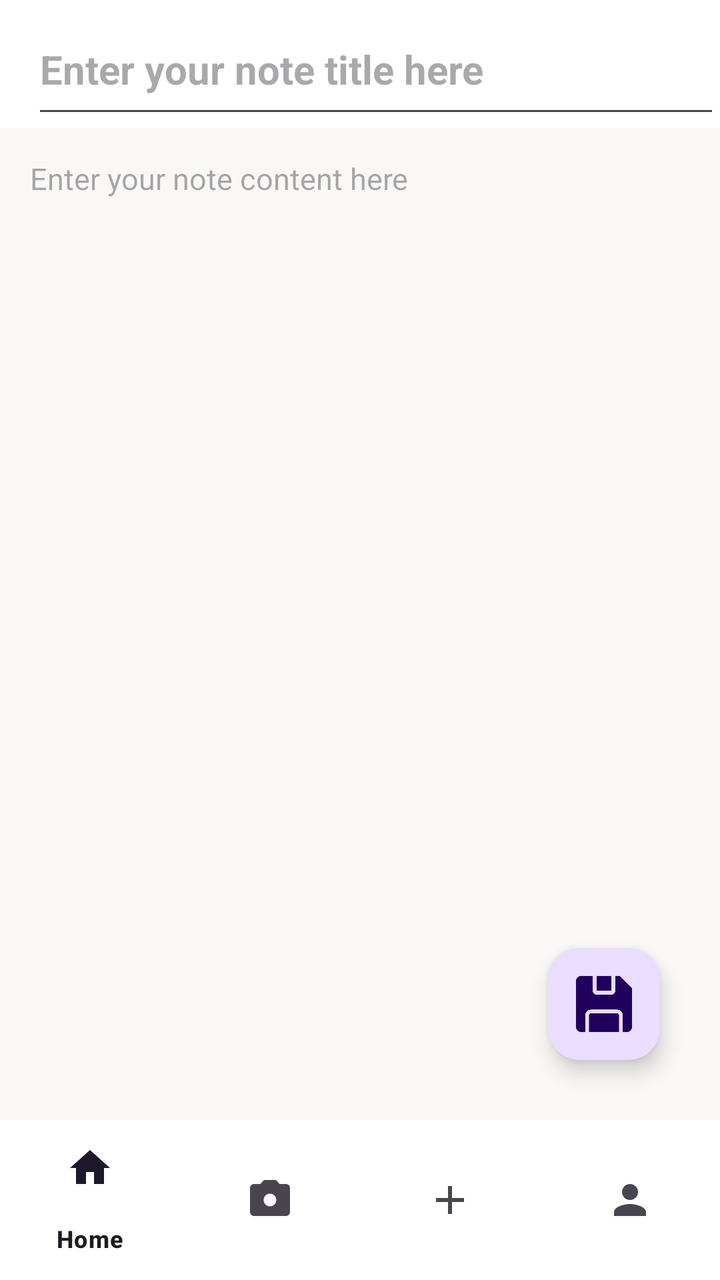
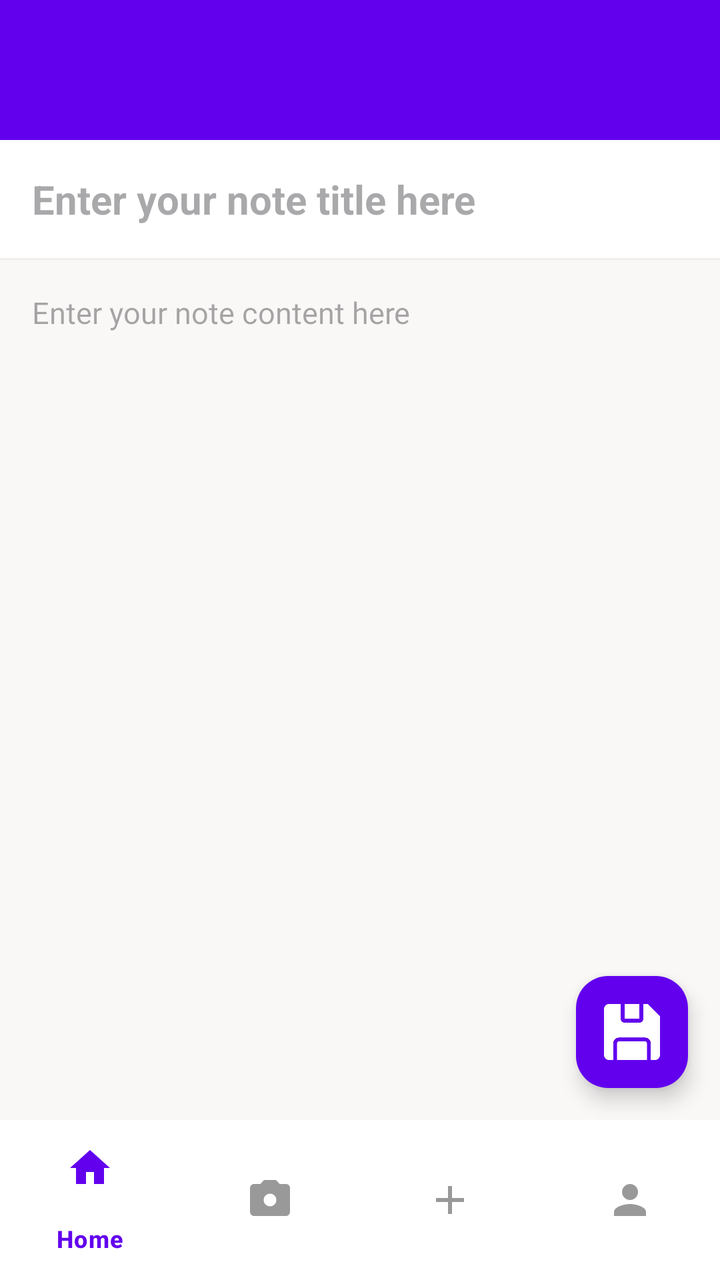

Compare the two renders of this Android layout. The source of the first and the diff that turns it into the second are given below.
<!-- AndroidManifest.xml: application theme Theme.SmartNoteV2 -->
<!-- res/layout/activity_createnote.xml -->
<?xml version="1.0" encoding="utf-8"?>
<RelativeLayout xmlns:android="http://schemas.android.com/apk/res/android"
    xmlns:app="http://schemas.android.com/apk/res-auto"
    xmlns:tools="http://schemas.android.com/tools"
    android:id="@+id/main"
    android:layout_width="match_parent"
    android:layout_height="match_parent"
    tools:context=".createnote">

    <androidx.appcompat.widget.Toolbar
        android:layout_width="match_parent"
        android:layout_height="?attr/actionBarSize"
        android:id="@+id/toolbarofcreatenote"
        android:background="@color/white">

        <EditText
            android:layout_width="match_parent"
            android:layout_height="match_parent"
            android:paddingTop="12dp"
            android:textSize="20sp"
            android:textStyle="bold"
            android:textColor="@color/black"
            android:hint="Enter your note title here"
            android:id="@+id/createtitleofnote">

        </EditText>




    </androidx.appcompat.widget.Toolbar>

    <EditText
        android:layout_width="match_parent"
        android:layout_height="match_parent"
        android:textSize="15sp"
        android:background="#faf7f7"
        android:textColor="@color/black"
        android:gravity="top|left"
        android:layout_below="@id/toolbarofcreatenote"
        android:hint="Enter your note content here"
        android:padding="15dp"
        android:id="@+id/createcontentofnote"
        >

    </EditText>



    <com.google.android.material.floatingactionbutton.FloatingActionButton
        android:layout_width="wrap_content"
        android:layout_height="wrap_content"
        android:layout_above="@id/bottomNavigationView"
        android:layout_alignParentRight="true"
        android:layout_marginBottom="30dp"
        android:layout_marginRight="30dp"
        android:layout_gravity="bottom|end"
        android:id="@+id/savenote"
        android:src="@drawable/save"
        android:background="#A1F4FB"
        app:maxImageSize="30dp"
        >


    </com.google.android.material.floatingactionbutton.FloatingActionButton>
    
    <com.google.android.material.bottomnavigation.BottomNavigationView
        android:id="@+id/bottomNavigationView"
        android:layout_width="match_parent"
        android:layout_height="wrap_content"
        android:layout_alignParentBottom="true"
        android:background="@color/white"
        app:menu="@menu/bottom_nav_menu"/>


</RelativeLayout>
<!-- resources referenced by this layout -->
<resources>
  <color name="black">#FF000000</color>
  <color name="white">#FFFFFFFF</color>
  <!-- drawable save: png bitmap (drawable, 6108 bytes) -->
  <style name="Theme.SmartNoteV2" parent="Base.Theme.SmartNoteV2" />
  <style name="Base.Theme.SmartNoteV2" parent="Theme.Material3.DayNight.NoActionBar">
          
          
      </style>
</resources>

<!-- the commit's change to res/layout/activity_createnote.xml (unified diff, before → after) -->
@@ -7,62 +7,64 @@
     android:layout_height="match_parent"
     tools:context=".createnote">
 
+    
     <androidx.appcompat.widget.Toolbar
+        android:id="@+id/toolbarofcreatenote"
         android:layout_width="match_parent"
-        android:layout_height="?attr/actionBarSize"
-        android:id="@+id/toolbarofcreatenote"
-        android:background="@color/white">
+        android:layout_height="70dp"
+        android:background="#6200EE"
+        android:elevation="4dp"
+        android:titleTextColor="@android:color/white"/>
 
-        <EditText
-            android:layout_width="match_parent"
-            android:layout_height="match_parent"
-            android:paddingTop="12dp"
-            android:textSize="20sp"
-            android:textStyle="bold"
-            android:textColor="@color/black"
-            android:hint="Enter your note title here"
-            android:id="@+id/createtitleofnote">
+    
+    <EditText
+        android:id="@+id/createtitleofnote"
+        android:layout_width="match_parent"
+        android:layout_height="wrap_content"
+        android:layout_below="@id/toolbarofcreatenote"
+        android:background="@android:color/white"
+        android:hint="Enter your note title here"
+        android:padding="16dp"
+        android:textColor="@color/black"
+        android:textSize="20sp"
+        android:textStyle="bold"/>
 
-        </EditText>
+    
+    <View
+        android:id="@+id/divider"
+        android:layout_width="match_parent"
+        android:layout_height="1dp"
+        android:layout_below="@id/createtitleofnote"
+        android:background="#EEEEEE"/>
 
-
-
-
-    </androidx.appcompat.widget.Toolbar>
-
+    
     <EditText
+        android:id="@+id/createcontentofnote"
         android:layout_width="match_parent"
         android:layout_height="match_parent"
-        android:textSize="15sp"
+        android:layout_above="@id/bottomNavigationView"
+        android:layout_below="@id/divider"
         android:background="#faf7f7"
+        android:gravity="top|left"
+        android:hint="Enter your note content here"
+        android:padding="16dp"
         android:textColor="@color/black"
-        android:gravity="top|left"
-        android:layout_below="@id/toolbarofcreatenote"
-        android:hint="Enter your note content here"
-        android:padding="15dp"
-        android:id="@+id/createcontentofnote"
-        >
+        android:textSize="15sp"/>
 
-    </EditText>
-
-
-
+    
     <com.google.android.material.floatingactionbutton.FloatingActionButton
+        android:id="@+id/savenote"
         android:layout_width="wrap_content"
         android:layout_height="wrap_content"
         android:layout_above="@id/bottomNavigationView"
         android:layout_alignParentRight="true"
-        android:layout_marginBottom="30dp"
-        android:layout_marginRight="30dp"
-        android:layout_gravity="bottom|end"
-        android:id="@+id/savenote"
+        android:layout_marginBottom="16dp"
+        android:layout_marginRight="16dp"
         android:src="@drawable/save"
-        android:background="#A1F4FB"
+        app:backgroundTint="#6200EE"
         app:maxImageSize="30dp"
-        >
+        app:tint="@android:color/white"/>
 
-
-    </com.google.android.material.floatingactionbutton.FloatingActionButton>
     
     <com.google.android.material.bottomnavigation.BottomNavigationView
         android:id="@+id/bottomNavigationView"
@@ -70,7 +72,9 @@
         android:layout_height="wrap_content"
         android:layout_alignParentBottom="true"
         android:background="@color/white"
-        app:menu="@menu/bottom_nav_menu"/>
-
+        app:menu="@menu/bottom_nav_menu"
+        app:itemActiveIndicatorStyle="@style/NoIndicator"
+        app:itemIconTint="@color/bottom_nav_color"
+        app:itemTextColor="@color/bottom_nav_color"/>
 
 </RelativeLayout>
<!-- resource entries referenced after the edit -->
@@ -3,6 +3,10 @@
   <color name="black">#FF000000</color>
   <color name="white">#FFFFFFFF</color>
   <!-- drawable save: png bitmap (drawable, 6108 bytes) -->
+  <style name="NoIndicator" parent="Widget.Material3.BottomNavigationView.ActiveIndicator">
+          <item name="android:color">@android:color/transparent</item>
+          <item name="shapeAppearance">@style/ShapeAppearance.Material3.Corner.Full</item>
+      </style>
   <style name="Theme.SmartNoteV2" parent="Base.Theme.SmartNoteV2" />
   <style name="Base.Theme.SmartNoteV2" parent="Theme.Material3.DayNight.NoActionBar">
           
